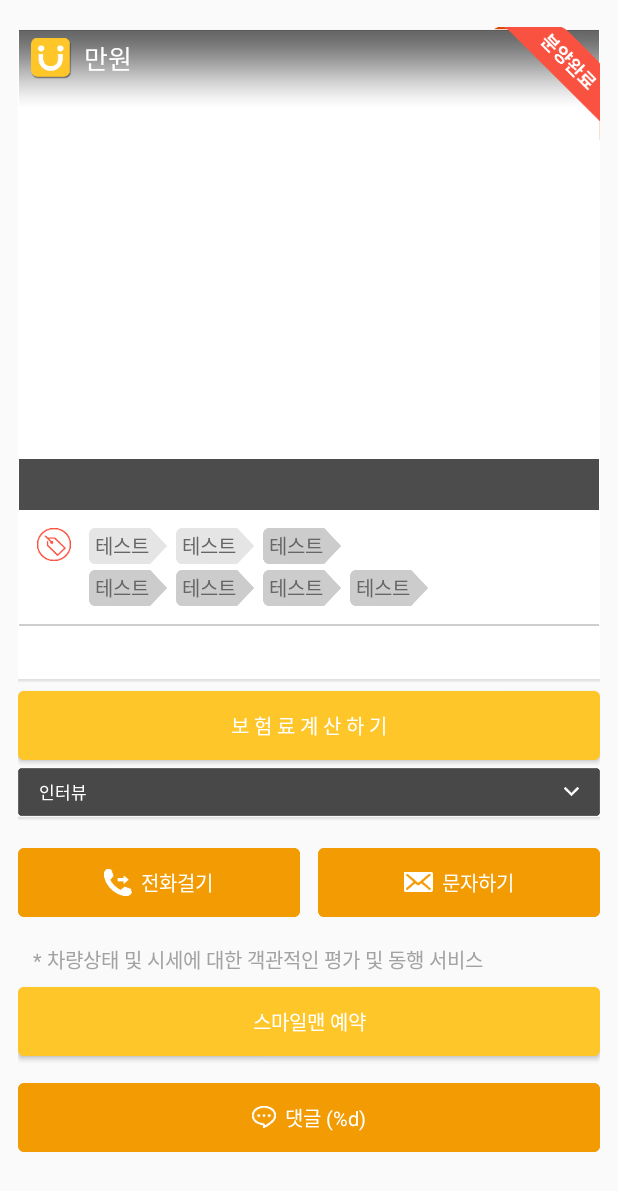
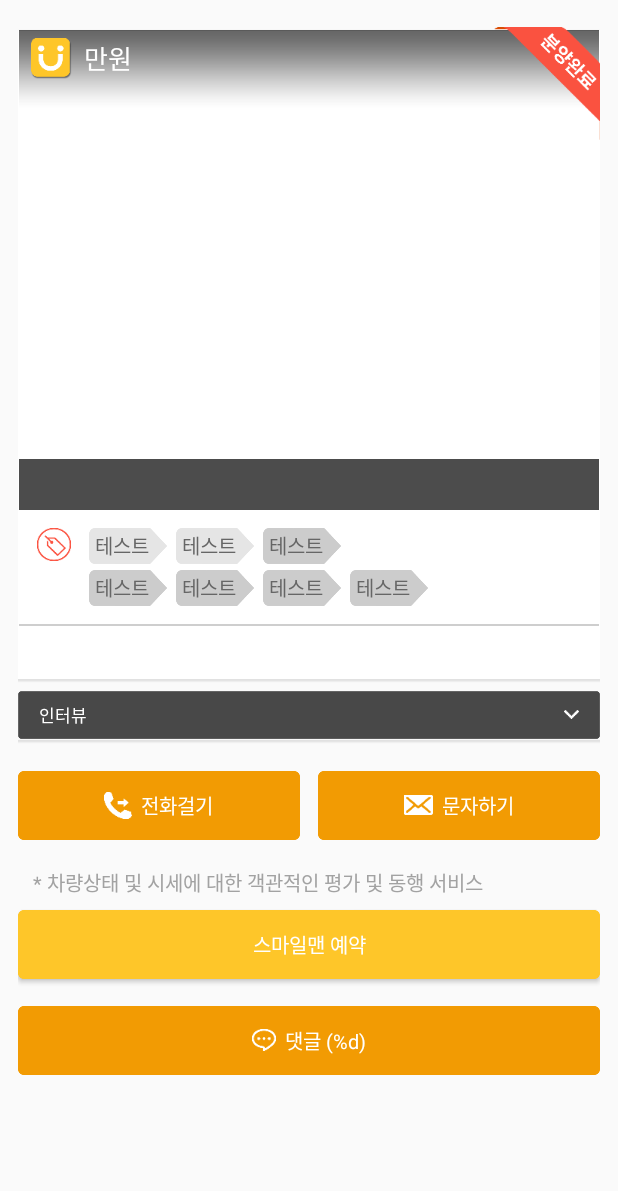
Before and after one commit to EvilStorm/SmileBuy, an Android app: the layout fra_car_detail.xml on its own in the app's theme, with its tools: preview values and no code run, on a phone screen of 412 x 824 dp. Shown: the top 1191 px of the screen. Run offline under Robolectric (Android 15) with nearby library versions, the phone set to English and light mode, and no system bars; plain views replace PercentFrameLayout; Roboto replaces fonts that are not available here.

Commit message:
삼성화재 재후 종료 보험료계산 링크 삭제

```diff
--- a/app/src/main/res/layout/fra_car_detail.xml
+++ b/app/src/main/res/layout/fra_car_detail.xml
@@ -285,18 +285,6 @@
 
         </FrameLayout>
 
-        <Button
-            android:id="@+id/samsungInsuarance"
-            fontPath="fonts/NotoBold.otf"
-            android:layout_width="match_parent"
-            android:layout_height="@dimen/button_h"
-            android:layout_marginTop="5dp"
-            android:background="@drawable/button_yellow"
-            android:includeFontPadding="false"
-            android:text="@string/action_samsung_insuarance"
-            android:textColor="@color/text_ff"
-            android:textSize="@dimen/text_50" />
-
         <FrameLayout
             android:id="@+id/interviewTitle"
             android:layout_width="match_parent"
```
Also changed, not shown: app/src/main/java/com/autofactory/smilebuy/ui/main/car/detail/CarDetailFragment.java (+0 -11 lines).
